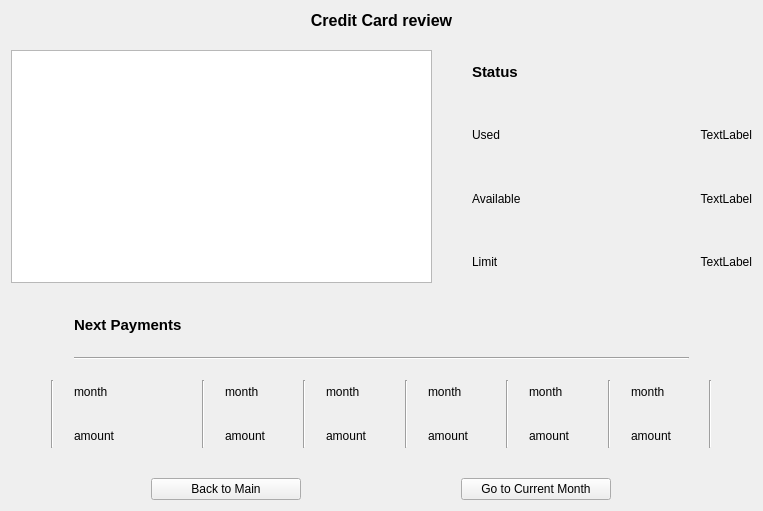
Above: ui/creditcardwidget.ui from NFBaeza/Budget-Monitor before the change. Below: the same form after it.
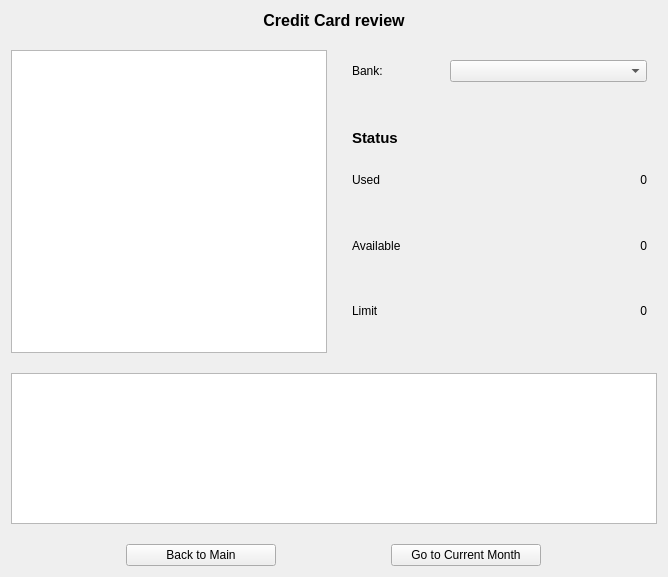
That is the form after the change. Custom widgets are drawn as their Qt base class.

Commit message: feat!: add credit card selector

The edit to the form file:
```diff
--- a/ui/creditcardwidget.ui
+++ b/ui/creditcardwidget.ui
@@ -6,82 +6,58 @@
    <rect>
     <x>0</x>
     <y>0</y>
-    <width>763</width>
-    <height>511</height>
+    <width>668</width>
+    <height>577</height>
    </rect>
   </property>
+  <property name="sizePolicy">
+   <sizepolicy hsizetype="Minimum" vsizetype="Minimum">
+    <horstretch>0</horstretch>
+    <verstretch>0</verstretch>
+   </sizepolicy>
+  </property>
   <property name="windowTitle">
    <string>Form</string>
   </property>
-  <layout class="QGridLayout" name="gridLayout_2" rowstretch="0,3,2,0" columnstretch="3,0,2">
-   <property name="spacing">
+  <layout class="QGridLayout" name="gridLayout" rowstretch="0,2,1,0" columnstretch="3,3">
+   <property name="horizontalSpacing">
+    <number>15</number>
+   </property>
+   <property name="verticalSpacing">
     <number>20</number>
    </property>
-   <item row="1" column="2">
-    <layout class="QGridLayout" name="gridLayout_3" rowstretch="2,2,2,2" columnstretch="1,2">
-     <item row="0" column="0">
-      <widget class="QLabel" name="label_21">
-       <property name="sizePolicy">
-        <sizepolicy hsizetype="Expanding" vsizetype="MinimumExpanding">
-         <horstretch>0</horstretch>
-         <verstretch>0</verstretch>
-        </sizepolicy>
-       </property>
-       <property name="font">
-        <font>
-         <pointsize>11</pointsize>
-         <bold>true</bold>
-        </font>
-       </property>
-       <property name="text">
-        <string>Status</string>
-       </property>
-      </widget>
-     </item>
-     <item row="1" column="0">
-      <widget class="QLabel" name="label_14">
-       <property name="sizePolicy">
-        <sizepolicy hsizetype="Expanding" vsizetype="Preferred">
-         <horstretch>0</horstretch>
-         <verstretch>0</verstretch>
-        </sizepolicy>
-       </property>
-       <property name="text">
-        <string>Used</string>
-       </property>
-      </widget>
-     </item>
-     <item row="1" column="1">
-      <widget class="QLabel" name="usedCreditLabel">
-       <property name="sizePolicy">
-        <sizepolicy hsizetype="Expanding" vsizetype="Preferred">
-         <horstretch>0</horstretch>
-         <verstretch>0</verstretch>
-        </sizepolicy>
-       </property>
-       <property name="text">
-        <string>TextLabel</string>
-       </property>
-       <property name="alignment">
-        <set>Qt::AlignmentFlag::AlignRight|Qt::AlignmentFlag::AlignTrailing|Qt::AlignmentFlag::AlignVCenter</set>
-       </property>
-      </widget>
-     </item>
-     <item row="2" column="0">
-      <widget class="QLabel" name="label_18">
-       <property name="sizePolicy">
-        <sizepolicy hsizetype="Expanding" vsizetype="Preferred">
-         <horstretch>0</horstretch>
-         <verstretch>0</verstretch>
-        </sizepolicy>
-       </property>
-       <property name="text">
-        <string>Available</string>
-       </property>
-      </widget>
-     </item>
+   <item row="1" column="0">
+    <widget class="QChartView" name="pieChartView">
+     <property name="sizePolicy">
+      <sizepolicy hsizetype="Preferred" vsizetype="Preferred">
+       <horstretch>0</horstretch>
+       <verstretch>0</verstretch>
+      </sizepolicy>
+     </property>
+     <property name="minimumSize">
+      <size>
+       <width>150</width>
+       <height>300</height>
+      </size>
+     </property>
+    </widget>
+   </item>
+   <item row="1" column="1">
+    <layout class="QGridLayout" name="gridLayout_3" rowstretch="1,2,2,2,2" columnstretch="1,2">
+     <property name="leftMargin">
+      <number>10</number>
+     </property>
+     <property name="topMargin">
+      <number>10</number>
+     </property>
+     <property name="rightMargin">
+      <number>10</number>
+     </property>
+     <property name="bottomMargin">
+      <number>10</number>
+     </property>
      <item row="2" column="1">
-      <widget class="QLabel" name="availableCreditLabel">
+      <widget class="QLabel" name="usedCreditLabel">
        <property name="sizePolicy">
         <sizepolicy hsizetype="Expanding" vsizetype="Preferred">
          <horstretch>0</horstretch>
@@ -89,14 +65,14 @@
         </sizepolicy>
        </property>
        <property name="text">
-        <string>TextLabel</string>
+        <string>0</string>
        </property>
        <property name="alignment">
         <set>Qt::AlignmentFlag::AlignRight|Qt::AlignmentFlag::AlignTrailing|Qt::AlignmentFlag::AlignVCenter</set>
        </property>
       </widget>
      </item>
-     <item row="3" column="0">
+     <item row="4" column="0">
       <widget class="QLabel" name="label_17">
        <property name="sizePolicy">
         <sizepolicy hsizetype="Expanding" vsizetype="Preferred">
@@ -109,7 +85,71 @@
        </property>
       </widget>
      </item>
+     <item row="3" column="0">
+      <widget class="QLabel" name="label_18">
+       <property name="sizePolicy">
+        <sizepolicy hsizetype="Expanding" vsizetype="Preferred">
+         <horstretch>0</horstretch>
+         <verstretch>0</verstretch>
+        </sizepolicy>
+       </property>
+       <property name="text">
+        <string>Available</string>
+       </property>
+      </widget>
+     </item>
+     <item row="2" column="0">
+      <widget class="QLabel" name="label_14">
+       <property name="sizePolicy">
+        <sizepolicy hsizetype="Expanding" vsizetype="Preferred">
+         <horstretch>0</horstretch>
+         <verstretch>0</verstretch>
+        </sizepolicy>
+       </property>
+       <property name="text">
+        <string>Used</string>
+       </property>
+      </widget>
+     </item>
      <item row="3" column="1">
+      <widget class="QLabel" name="availableCreditLabel">
+       <property name="sizePolicy">
+        <sizepolicy hsizetype="Expanding" vsizetype="Preferred">
+         <horstretch>0</horstretch>
+         <verstretch>0</verstretch>
+        </sizepolicy>
+       </property>
+       <property name="text">
+        <string>0</string>
+       </property>
+       <property name="alignment">
+        <set>Qt::AlignmentFlag::AlignRight|Qt::AlignmentFlag::AlignTrailing|Qt::AlignmentFlag::AlignVCenter</set>
+       </property>
+      </widget>
+     </item>
+     <item row="1" column="0">
+      <widget class="QLabel" name="label_21">
+       <property name="sizePolicy">
+        <sizepolicy hsizetype="Expanding" vsizetype="MinimumExpanding">
+         <horstretch>0</horstretch>
+         <verstretch>0</verstretch>
+        </sizepolicy>
+       </property>
+       <property name="font">
+        <font>
+         <pointsize>11</pointsize>
+         <bold>true</bold>
+        </font>
+       </property>
+       <property name="text">
+        <string>Status</string>
+       </property>
+       <property name="alignment">
+        <set>Qt::AlignmentFlag::AlignBottom|Qt::AlignmentFlag::AlignLeading|Qt::AlignmentFlag::AlignLeft</set>
+       </property>
+      </widget>
+     </item>
+     <item row="4" column="1">
       <widget class="QLabel" name="limitCreditLabel">
        <property name="sizePolicy">
         <sizepolicy hsizetype="Expanding" vsizetype="Preferred">
@@ -118,185 +158,26 @@
         </sizepolicy>
        </property>
        <property name="text">
-        <string>TextLabel</string>
+        <string>0</string>
        </property>
        <property name="alignment">
         <set>Qt::AlignmentFlag::AlignRight|Qt::AlignmentFlag::AlignTrailing|Qt::AlignmentFlag::AlignVCenter</set>
-       </property>
-      </widget>
-     </item>
-    </layout>
-   </item>
-   <item row="2" column="0" colspan="3">
-    <layout class="QGridLayout" name="gridLayout">
-     <property name="leftMargin">
-      <number>40</number>
-     </property>
-     <property name="topMargin">
-      <number>10</number>
-     </property>
-     <property name="rightMargin">
-      <number>40</number>
-     </property>
-     <property name="bottomMargin">
-      <number>10</number>
-     </property>
-     <item row="7" column="3">
-      <widget class="QLabel" name="monthLabel_2">
-       <property name="text">
-        <string>month</string>
-       </property>
-      </widget>
-     </item>
-     <item row="7" column="7">
-      <widget class="QLabel" name="monthLabel_4">
-       <property name="text">
-        <string>month</string>
        </property>
       </widget>
      </item>
      <item row="0" column="1">
-      <widget class="QLabel" name="label_5">
-       <property name="font">
-        <font>
-         <pointsize>11</pointsize>
-         <bold>true</bold>
-        </font>
-       </property>
-       <property name="text">
-        <string>Next Payments</string>
-       </property>
-      </widget>
+      <widget class="QComboBox" name="selectBankComboBox"/>
      </item>
-     <item row="7" column="1">
-      <widget class="QLabel" name="monthLabel_1">
+     <item row="0" column="0">
+      <widget class="QLabel" name="label_2">
        <property name="text">
-        <string>month</string>
-       </property>
-      </widget>
-     </item>
-     <item row="8" column="7">
-      <widget class="QLabel" name="amountMonthLabel_4">
-       <property name="text">
-        <string>amount</string>
-       </property>
-      </widget>
-     </item>
-     <item row="8" column="9">
-      <widget class="QLabel" name="amountMonthLabel_5">
-       <property name="text">
-        <string>amount</string>
-       </property>
-      </widget>
-     </item>
-     <item row="7" column="2" rowspan="2">
-      <widget class="Line" name="line_6">
-       <property name="orientation">
-        <enum>Qt::Orientation::Vertical</enum>
-       </property>
-      </widget>
-     </item>
-     <item row="7" column="4" rowspan="2">
-      <widget class="Line" name="line_7">
-       <property name="orientation">
-        <enum>Qt::Orientation::Vertical</enum>
-       </property>
-      </widget>
-     </item>
-     <item row="7" column="11">
-      <widget class="QLabel" name="monthLabel_6">
-       <property name="text">
-        <string>month</string>
-       </property>
-      </widget>
-     </item>
-     <item row="8" column="1">
-      <widget class="QLabel" name="amountMonthLabel_1">
-       <property name="text">
-        <string>amount</string>
-       </property>
-      </widget>
-     </item>
-     <item row="8" column="11">
-      <widget class="QLabel" name="amountMonthLabel_6">
-       <property name="text">
-        <string>amount</string>
-       </property>
-      </widget>
-     </item>
-     <item row="8" column="5">
-      <widget class="QLabel" name="amountMonthLabel_3">
-       <property name="text">
-        <string>amount</string>
-       </property>
-      </widget>
-     </item>
-     <item row="7" column="6" rowspan="2">
-      <widget class="Line" name="line">
-       <property name="orientation">
-        <enum>Qt::Orientation::Vertical</enum>
-       </property>
-      </widget>
-     </item>
-     <item row="7" column="0" rowspan="2">
-      <widget class="Line" name="line_4">
-       <property name="orientation">
-        <enum>Qt::Orientation::Vertical</enum>
-       </property>
-      </widget>
-     </item>
-     <item row="6" column="1" colspan="11">
-      <widget class="Line" name="line_5">
-       <property name="orientation">
-        <enum>Qt::Orientation::Horizontal</enum>
-       </property>
-      </widget>
-     </item>
-     <item row="7" column="10" rowspan="2">
-      <widget class="Line" name="line_3">
-       <property name="orientation">
-        <enum>Qt::Orientation::Vertical</enum>
-       </property>
-      </widget>
-     </item>
-     <item row="7" column="5">
-      <widget class="QLabel" name="monthLabel_3">
-       <property name="text">
-        <string>month</string>
-       </property>
-      </widget>
-     </item>
-     <item row="7" column="8" rowspan="2">
-      <widget class="Line" name="line_2">
-       <property name="orientation">
-        <enum>Qt::Orientation::Vertical</enum>
-       </property>
-      </widget>
-     </item>
-     <item row="7" column="9">
-      <widget class="QLabel" name="monthLabel_5">
-       <property name="text">
-        <string>month</string>
-       </property>
-      </widget>
-     </item>
-     <item row="8" column="3">
-      <widget class="QLabel" name="amountMonthLabel_2">
-       <property name="text">
-        <string>amount</string>
-       </property>
-      </widget>
-     </item>
-     <item row="7" column="12" rowspan="2">
-      <widget class="Line" name="line_8">
-       <property name="orientation">
-        <enum>Qt::Orientation::Vertical</enum>
+        <string>Bank:</string>
        </property>
       </widget>
      </item>
     </layout>
    </item>
-   <item row="3" column="0" colspan="3">
+   <item row="3" column="0" colspan="2">
     <layout class="QHBoxLayout" name="horizontalLayout">
      <item>
       <widget class="QPushButton" name="backToMainButton">
@@ -338,12 +219,13 @@
      </item>
     </layout>
    </item>
-   <item row="0" column="0" colspan="3">
-    <widget class="QLabel" name="label_20">
+   <item row="0" column="0" colspan="2">
+    <widget class="QLabel" name="label">
      <property name="font">
       <font>
        <pointsize>12</pointsize>
        <bold>true</bold>
+       <underline>false</underline>
       </font>
      </property>
      <property name="text">
@@ -354,11 +236,43 @@
      </property>
     </widget>
    </item>
-   <item row="1" column="0">
-    <widget class="QGraphicsView" name="pieChartView"/>
+   <item row="2" column="0" colspan="2">
+    <widget class="QTableWidget" name="tableAmountView">
+     <property name="sizePolicy">
+      <sizepolicy hsizetype="Preferred" vsizetype="Preferred">
+       <horstretch>0</horstretch>
+       <verstretch>0</verstretch>
+      </sizepolicy>
+     </property>
+     <property name="horizontalScrollBarPolicy">
+      <enum>Qt::ScrollBarPolicy::ScrollBarAsNeeded</enum>
+     </property>
+     <property name="sizeAdjustPolicy">
+      <enum>QAbstractScrollArea::SizeAdjustPolicy::AdjustToContents</enum>
+     </property>
+     <property name="editTriggers">
+      <set>QAbstractItemView::EditTrigger::NoEditTriggers</set>
+     </property>
+     <property name="showDropIndicator" stdset="0">
+      <bool>false</bool>
+     </property>
+     <property name="dragDropOverwriteMode">
+      <bool>false</bool>
+     </property>
+     <property name="sortingEnabled">
+      <bool>true</bool>
+     </property>
+    </widget>
    </item>
   </layout>
  </widget>
+ <customwidgets>
+  <customwidget>
+   <class>QChartView</class>
+   <extends>QGraphicsView</extends>
+   <header>qchartview.h</header>
+  </customwidget>
+ </customwidgets>
  <resources/>
  <connections/>
 </ui>
```
The commit also changes 3 other files.
